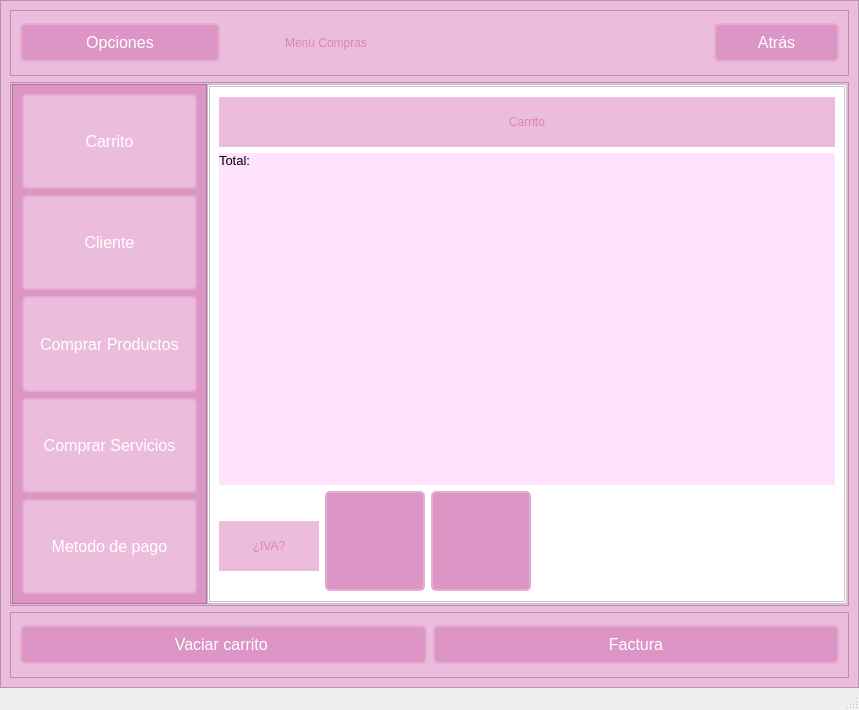
Above: GUI/ui/Caja.ui from C-Sebastian-M/GLAM_MAKEUP_STORE before the change. Below: the same form after it.
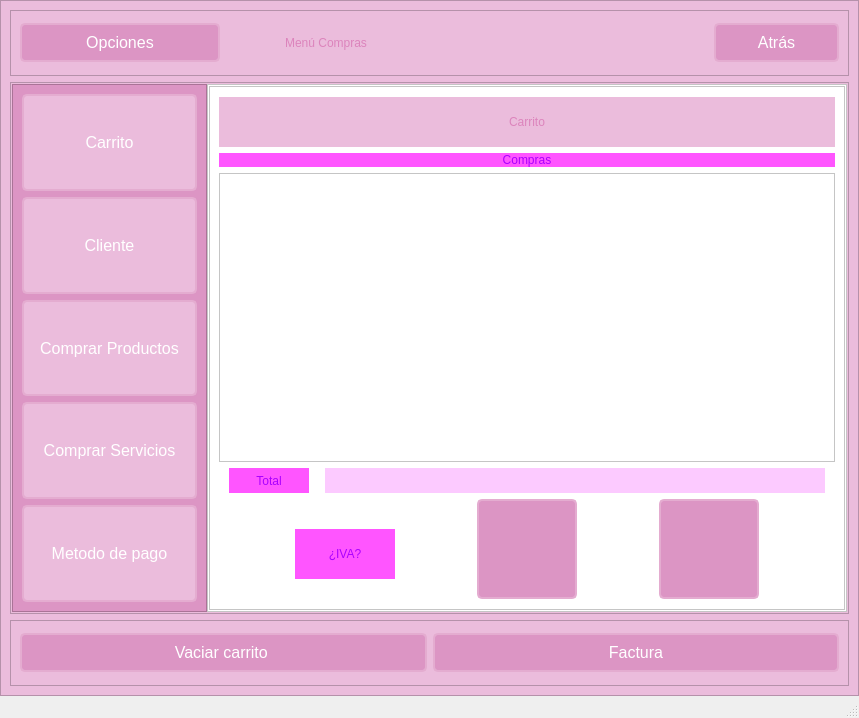
That is the form after the change. The open tabs and pages were chosen to show the change. Icons and pictures are not drawn.

Commit message: Conexion caja

Diff of the .ui file:
```diff
--- a/GUI/ui/Caja.ui
+++ b/GUI/ui/Caja.ui
@@ -7,7 +7,7 @@
     <x>0</x>
     <y>0</y>
     <width>859</width>
-    <height>710</height>
+    <height>718</height>
    </rect>
   </property>
   <property name="windowTitle">
@@ -1029,6 +1029,9 @@
                   </widget>
                   <widget class="QWidget" name="Carrito_4">
                    <layout class="QGridLayout" name="gridLayout">
+                    <item row="2" column="0">
+                     <widget class="QTableView" name="TablaCompras"/>
+                    </item>
                     <item row="0" column="0">
                      <widget class="QLabel" name="Carro">
                       <property name="minimumSize">
@@ -1054,37 +1057,66 @@
                       </property>
                      </widget>
                     </item>
-                    <item row="1" column="0">
-                     <widget class="QLabel" name="totalCompra">
-                      <property name="minimumSize">
-                       <size>
-                        <width>0</width>
-                        <height>200</height>
-                       </size>
-                      </property>
-                      <property name="maximumSize">
-                       <size>
-                        <width>16777215</width>
-                        <height>350</height>
-                       </size>
-                      </property>
-                      <property name="styleSheet">
-                       <string notr="true">border-color: rgb(0, 255, 255);
-background-color: rgb(255, 226, 254);
-color: rgb(0, 0, 0);</string>
-                      </property>
-                      <property name="text">
-                       <string>&lt;html&gt;&lt;head/&gt;&lt;body&gt;&lt;p align=&quot;justify&quot;&gt;&lt;span style=&quot; font-size:10pt;&quot;&gt;Total:&lt;/span&gt;&lt;/p&gt;&lt;/body&gt;&lt;/html&gt;</string>
-                      </property>
-                      <property name="alignment">
-                       <set>Qt::AlignLeading|Qt::AlignLeft|Qt::AlignTop</set>
-                      </property>
-                     </widget>
-                    </item>
-                    <item row="2" column="0">
+                    <item row="3" column="0">
                      <layout class="QHBoxLayout" name="horizontalLayout_5">
                       <item>
-                       <widget class="QLabel" name="label_4">
+                       <widget class="QLabel" name="LabelTotal">
+                        <property name="minimumSize">
+                         <size>
+                          <width>80</width>
+                          <height>25</height>
+                         </size>
+                        </property>
+                        <property name="maximumSize">
+                         <size>
+                          <width>80</width>
+                          <height>25</height>
+                         </size>
+                        </property>
+                        <property name="styleSheet">
+                         <string notr="true">color: rgb(170, 0, 255);
+background-color: rgb(255, 85, 255);</string>
+                        </property>
+                        <property name="text">
+                         <string>Total</string>
+                        </property>
+                        <property name="alignment">
+                         <set>Qt::AlignCenter</set>
+                        </property>
+                       </widget>
+                      </item>
+                      <item>
+                       <widget class="QLabel" name="TotalGeneral">
+                        <property name="minimumSize">
+                         <size>
+                          <width>500</width>
+                          <height>25</height>
+                         </size>
+                        </property>
+                        <property name="maximumSize">
+                         <size>
+                          <width>80</width>
+                          <height>25</height>
+                         </size>
+                        </property>
+                        <property name="styleSheet">
+                         <string notr="true">color: rgb(0, 0, 0);
+background-color: rgb(252, 202, 255);</string>
+                        </property>
+                        <property name="text">
+                         <string/>
+                        </property>
+                        <property name="alignment">
+                         <set>Qt::AlignCenter</set>
+                        </property>
+                       </widget>
+                      </item>
+                     </layout>
+                    </item>
+                    <item row="4" column="0">
+                     <layout class="QHBoxLayout" name="horizontalLayout_11">
+                      <item>
+                       <widget class="QLabel" name="IVA">
                         <property name="minimumSize">
                          <size>
                           <width>100</width>
@@ -1097,6 +1129,10 @@
                           <height>40</height>
                          </size>
                         </property>
+                        <property name="styleSheet">
+                         <string notr="true">color: rgb(170, 0, 255);
+background-color: rgb(255, 85, 255);</string>
+                        </property>
                         <property name="text">
                          <string>¿IVA?</string>
                         </property>
@@ -1169,21 +1205,22 @@
                         </property>
                        </widget>
                       </item>
-                      <item>
-                       <spacer name="horizontalSpacer_2">
-                        <property name="orientation">
-                         <enum>Qt::Horizontal</enum>
-                        </property>
-                        <property name="sizeHint" stdset="0">
-                         <size>
-                          <width>40</width>
-                          <height>20</height>
-                         </size>
-                        </property>
-                       </spacer>
-                      </item>
                      </layout>
                     </item>
+                    <item row="1" column="0">
+                     <widget class="QLabel" name="LabelCompras">
+                      <property name="styleSheet">
+                       <string notr="true">color: rgb(170, 0, 255);
+background-color: rgb(255, 85, 255);</string>
+                      </property>
+                      <property name="text">
+                       <string>Compras</string>
+                      </property>
+                      <property name="alignment">
+                       <set>Qt::AlignCenter</set>
+                      </property>
+                     </widget>
+                    </item>
                    </layout>
                   </widget>
                   <widget class="QWidget" name="Pago_4">
```
Left out of the diff: 70 changed lines with no effect on the pictures. The commit also changes 4 other files.
